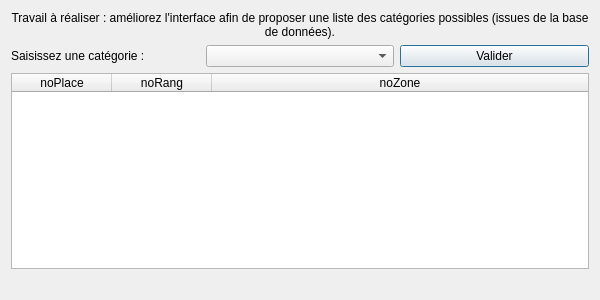
Qt form gui/fct_comp_2.ui (BennyBellier/Theatre-CEDB-Project) before a commit.
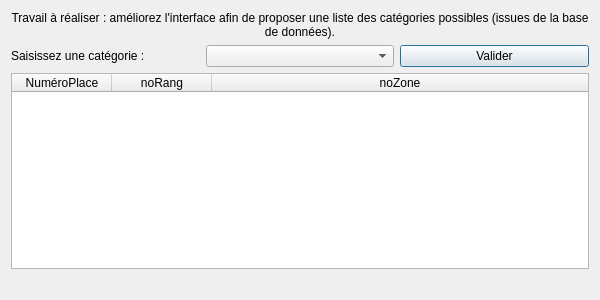
The same form after that commit.

What changed in the file:
```diff
--- a/gui/fct_comp_2.ui
+++ b/gui/fct_comp_2.ui
@@ -77,7 +77,7 @@
      </attribute>
      <column>
       <property name="text">
-       <string>noPlace</string>
+       <string>NuméroPlace</string>
       </property>
      </column>
      <column>
```
